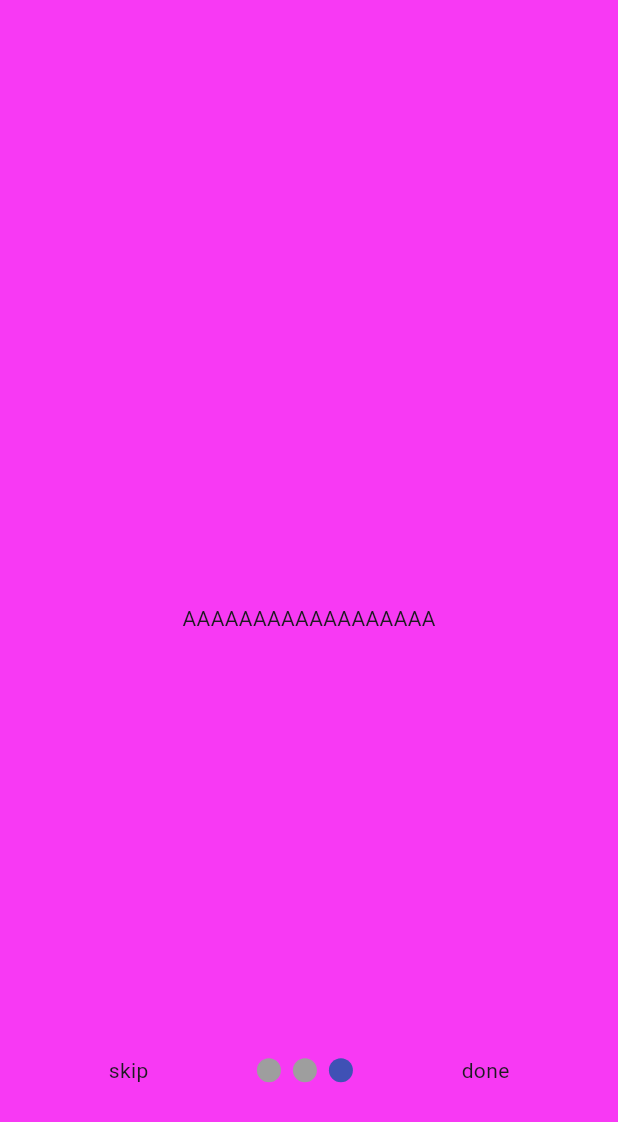
After one commit to MorsHs/swine_care, a Flutter app: the screen it shows after launch, after a tap on "skip", on a phone screen of 412 x 824 dp. The commit adds this screen. Shown: the top 1122 px of the screen. Run offline on Flutter 3.47's test engine with Material 3 defaults, Android fonts, the phone set to English and light mode, and no system bars; drawn by our look-alikes of smooth_page_indicator; our stand-ins replace go_router, google_fonts.

Commit message:
adding LoadingScreen.dart

```diff
--- /dev/null
+++ b/lib/feature/loadingscreen/presentation/pages/LoadingScreen.dart
@@ -0,0 +1,91 @@
+import 'package:flutter/material.dart';
+import 'package:smooth_page_indicator/smooth_page_indicator.dart';
+import 'package:swine_care/colors/colors.dart';
+import 'package:swine_care/feature/loadingscreen/presentation/widget/IntroPage1.dart';
+import 'package:swine_care/feature/loadingscreen/presentation/widget/IntroPage2.dart';
+import 'package:swine_care/feature/loadingscreen/presentation/widget/IntroPage3.dart';
+import 'package:swine_care/feature/login/presentation/pages/Login.dart';
+
+class Loadingscreen extends StatefulWidget {
+  const Loadingscreen({super.key});
+
+  @override
+  State<Loadingscreen> createState() => _LoadingscreenState();
+}
+//to keep track of page we're on
+PageController _controller = PageController();
+bool onLastPage = false;
+
+class _LoadingscreenState extends State<Loadingscreen> {
+  @override
+  Widget build(BuildContext context) {
+    return Scaffold(
+     body: Stack(
+       children: [
+
+         //page view
+         PageView(
+           // check of the page is onthelast
+           onPageChanged: (index){
+             setState(() {
+               onLastPage = (index == 2);
+             });
+           },
+           controller: _controller,
+
+           children: const [
+            IntroPage1(),
+             IntroPage2(),
+             IntroPage3(),
+           ],
+
+         ),
+         Container(
+           alignment: const Alignment(0, 0.75),
+             child: Row(
+               mainAxisAlignment: MainAxisAlignment.spaceEvenly,
+               children: [
+                 // SKIP BUTTON
+                 GestureDetector(
+                   onTap: (){
+                     _controller.jumpToPage(2);
+               },
+                     child: const Text("skip")
+                 ),
+
+                 SmoothPageIndicator(
+                     controller: _controller, count: 3
+                 ),
+
+                 onLastPage ?
+                 GestureDetector(
+                     onTap: (){
+                       Navigator.push(
+                           context, MaterialPageRoute(builder: (context) {
+                             return const Login();
+                       },),);
+                     },
+                     child: const Text("done")
+                 )
+
+                 // NEXT BUTTON
+                     : GestureDetector(
+                     onTap: (){
+                       _controller.nextPage(
+                           duration: const Duration(
+                               milliseconds: 300), curve: Curves.easeIn);
+                     },
+                     child: const Text("next")
+                 )
+
+               ],
+             )
+         )
+       ],
+
+     )
+
+
+    );
+  }
+}
--- /dev/null
+++ b/lib/feature/loadingscreen/presentation/widget/IntroPage1.dart
@@ -0,0 +1,16 @@
+import 'package:flutter/material.dart';
+import 'package:swine_care/colors/colors.dart';
+
+class IntroPage1 extends StatelessWidget {
+  const IntroPage1({super.key});
+
+  @override
+  Widget build(BuildContext context) {
+    return Container(
+      color: appGreen5,
+      child: Center(
+        child: Text("BOMBAY"),
+      ),
+    );
+  }
+}
--- /dev/null
+++ b/lib/feature/loadingscreen/presentation/widget/IntroPage2.dart
@@ -0,0 +1,16 @@
+import 'package:flutter/material.dart';
+import 'package:swine_care/colors/colors.dart';
+
+class IntroPage2 extends StatelessWidget {
+  const IntroPage2({super.key});
+
+  @override
+  Widget build(BuildContext context) {
+    return Container(
+      color: appGrey,
+      child: Center(
+        child: Text("SSSSSSSSSSSSSSSSSSSSS"),
+      ),
+    );
+  }
+}
--- /dev/null
+++ b/lib/feature/loadingscreen/presentation/widget/IntroPage3.dart
@@ -0,0 +1,16 @@
+import 'package:flutter/material.dart';
+import 'package:swine_care/colors/colors.dart';
+
+class IntroPage3 extends StatelessWidget {
+  const IntroPage3({super.key});
+
+  @override
+  Widget build(BuildContext context) {
+    return Container(
+      color: appPink,
+      child: Center(
+        child: Text("AAAAAAAAAAAAAAAAAA"),
+      ),
+    );
+  }
+}
--- a/lib/feature/login/presentation/pages/Login.dart
+++ b/lib/feature/login/presentation/pages/Login.dart
@@ -9,8 +9,9 @@ class Login extends StatelessWidget {
 
   @override
   Widget build(BuildContext context) {
-    return const Scaffold(
-      body: SafeArea(
+    return Scaffold(
+      appBar: AppBar(),
+      body: const SafeArea(
         child: Center(
           child: Expanded(
             child: SingleChildScrollView(
--- a/lib/main.dart
+++ b/lib/main.dart
@@ -1,5 +1,5 @@
 import 'package:flutter/material.dart';
-import 'package:swine_care/feature/login/presentation/pages/Login.dart';
+import 'package:swine_care/feature/loadingscreen/presentation/pages/LoadingScreen.dart';
 
 void main() {
   runApp(const MyApp());
@@ -12,7 +12,7 @@ class MyApp extends StatelessWidget {
   @override
   Widget build(BuildContext context) {
     return MaterialApp(
-    home: Login(),
+    home: Loadingscreen(),
     );
   }
 }
--- a/pubspec.yaml
+++ b/pubspec.yaml
@@ -39,6 +39,7 @@ dependencies:
   google_fonts: ^6.2.1
   draggable_home: ^1.0.5
   crop_your_image: ^1.1.0
+  smooth_page_indicator: ^1.2.0+3
 
 dev_dependencies:
   flutter_test:
```
Also changed, not shown: lib/colors/colors.dart (added, +13 -0 lines), pubspec.lock.
